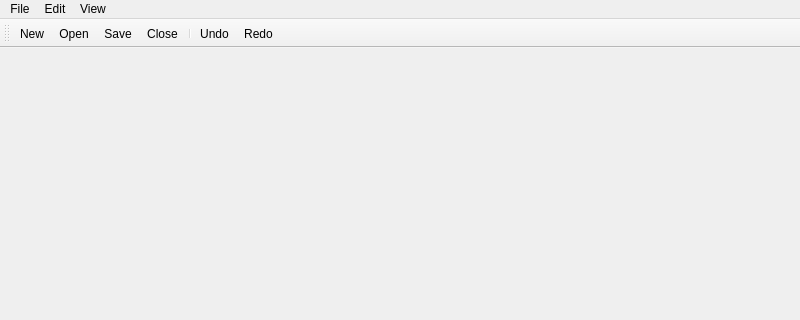
Before: the Qt Designer form forms/notepad.ui in victorbnl/notepad-sharp, drawn with Qt 5; both pictures show x 0 to 800 and y 0 to 320 of the 800 by 600 pixel window.
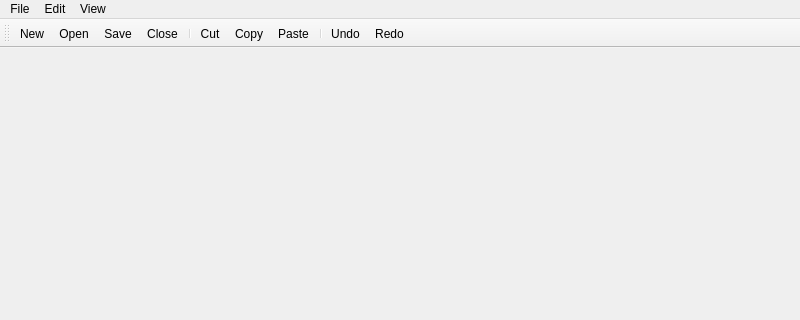
After: the same form once the commit is applied. Icons and pictures are not drawn. Custom widgets are drawn as their Qt base class.

Commit message: Add copy actions

The edit to the form file:
```diff
--- a/forms/notepad.ui
+++ b/forms/notepad.ui
@@ -91,6 +91,10 @@
    <addaction name="actionSave"/>
    <addaction name="actionClose"/>
    <addaction name="separator"/>
+   <addaction name="actionCut"/>
+   <addaction name="actionCopy"/>
+   <addaction name="actionPaste"/>
+   <addaction name="separator"/>
    <addaction name="actionUndo"/>
    <addaction name="actionRedo"/>
   </widget>
@@ -187,6 +191,39 @@
     <string>Line Wrap</string>
    </property>
   </action>
+  <action name="actionCut">
+   <property name="icon">
+    <iconset theme="edit-cut"/>
+   </property>
+   <property name="text">
+    <string>Cut</string>
+   </property>
+   <property name="shortcut">
+    <string>Ctrl+X</string>
+   </property>
+  </action>
+  <action name="actionCopy">
+   <property name="icon">
+    <iconset theme="edit-copy"/>
+   </property>
+   <property name="text">
+    <string>Copy</string>
+   </property>
+   <property name="shortcut">
+    <string>Ctrl+C</string>
+   </property>
+  </action>
+  <action name="actionPaste">
+   <property name="icon">
+    <iconset theme="edit-paste"/>
+   </property>
+   <property name="text">
+    <string>Paste</string>
+   </property>
+   <property name="shortcut">
+    <string>Ctrl+V</string>
+   </property>
+  </action>
  </widget>
  <customwidgets>
   <customwidget>
```
Left out of the diff: 55 changed lines with no effect on the pictures. The commit also changes 2 other files.
